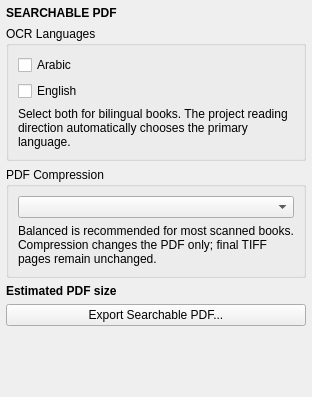
First picture: the form in src/core/filters/ocr/OcrOptionsWidget.ui, repository Japan-Bio-Tools/ScanTailor-FanMode, before the edit.
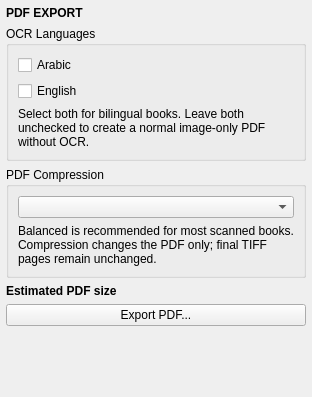
Second picture: the form after the edit.

Commit message: feat: complete FanMode book-processing workflow

```diff
--- a/src/core/filters/ocr/OcrOptionsWidget.ui
+++ b/src/core/filters/ocr/OcrOptionsWidget.ui
@@ -9,7 +9,7 @@
    <item>
     <widget class="QLabel" name="titleLabel">
      <property name="font"><font><bold>true</bold></font></property>
-     <property name="text"><string>SEARCHABLE PDF</string></property>
+     <property name="text"><string>PDF EXPORT</string></property>
     </widget>
    </item>
    <item>
@@ -20,7 +20,7 @@
       <item><widget class="QCheckBox" name="englishCheckBox"><property name="text"><string>English</string></property></widget></item>
       <item>
        <widget class="QLabel" name="languageHelpLabel">
-        <property name="text"><string>Select both for bilingual books. The project reading direction automatically chooses the primary language.</string></property>
+        <property name="text"><string>Select both for bilingual books. Leave both unchecked to create a normal image-only PDF without OCR.</string></property>
         <property name="wordWrap"><bool>true</bool></property>
        </widget>
       </item>
@@ -48,7 +48,7 @@
      <property name="wordWrap"><bool>true</bool></property>
     </widget>
    </item>
-   <item><widget class="QPushButton" name="exportPdfButton"><property name="text"><string>Export Searchable PDF...</string></property></widget></item>
+   <item><widget class="QPushButton" name="exportPdfButton"><property name="text"><string>Export PDF...</string></property></widget></item>
    <item><widget class="QLabel" name="lastExportLabel"><property name="text"><string/></property><property name="wordWrap"><bool>true</bool></property></widget></item>
    <item>
     <spacer name="verticalSpacer">
```
The commit also changes 54 other files.
